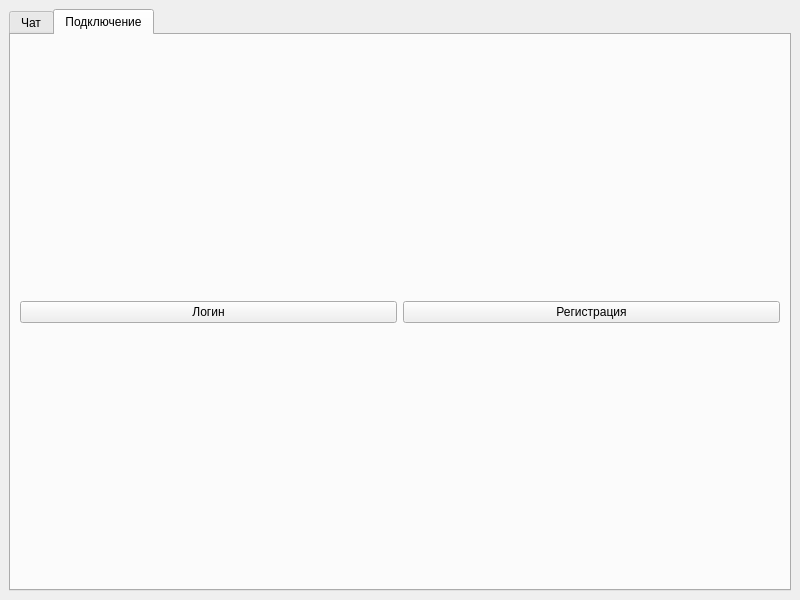
Above: client/client.ui from YFender/Messenger before the change. Below: the same form after it.
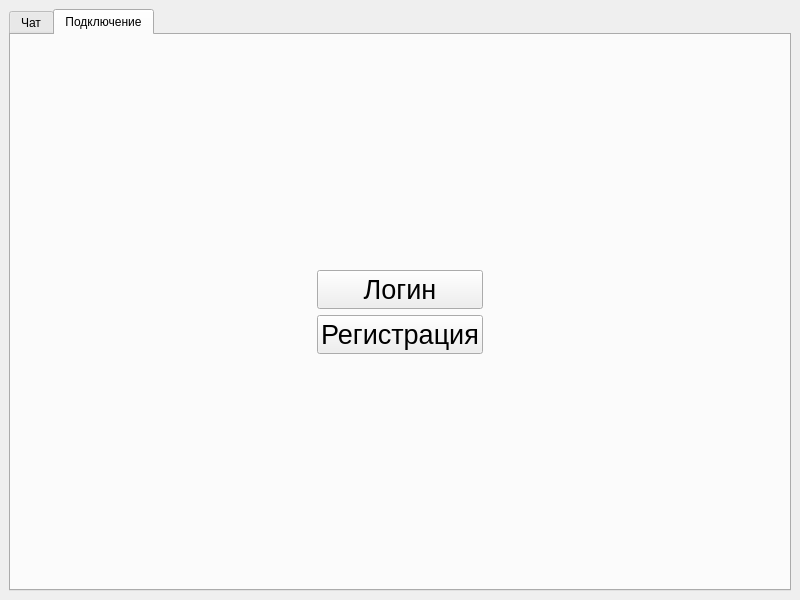
That is the form after the change. The open tabs and pages were chosen to show the change.

The edit to the form file:
```diff
--- a/client/client.ui
+++ b/client/client.ui
@@ -18,16 +18,16 @@
   </property>
   <property name="maximumSize">
    <size>
-    <width>800</width>
-    <height>600</height>
+    <width>16777215</width>
+    <height>16777215</height>
    </size>
   </property>
   <property name="windowTitle">
    <string>MainWindow</string>
   </property>
   <widget class="QWidget" name="centralwidget">
-   <layout class="QHBoxLayout" name="horizontalLayout_2">
-    <item>
+   <layout class="QGridLayout" name="gridLayout">
+    <item row="0" column="0">
      <layout class="QHBoxLayout" name="horizontalLayout">
       <item>
        <widget class="QTabWidget" name="tabWidget">
@@ -44,9 +44,9 @@
          <attribute name="title">
           <string>Чат</string>
          </attribute>
-         <layout class="QGridLayout" name="gridLayout">
-          <item row="2" column="1">
-           <widget class="QPushButton" name="pushButton_2">
+         <layout class="QGridLayout" name="gridLayout_3">
+          <item row="4" column="2" colspan="5">
+           <widget class="QLineEdit" name="lineEdit_message">
             <property name="minimumSize">
              <size>
               <width>0</width>
@@ -112,20 +112,108 @@
           <string>Подключение</string>
          </attribute>
          <layout class="QGridLayout" name="gridLayout_2">
-          <item row="0" column="0">
+          <item row="1" column="1">
            <widget class="QPushButton" name="login_pushbutton">
+            <property name="font">
+             <font>
+              <pointsize>20</pointsize>
+             </font>
+            </property>
             <property name="text">
              <string>Логин</string>
             </property>
            </widget>
           </item>
-          <item row="0" column="1">
+          <item row="2" column="1">
            <widget class="QPushButton" name="reg_pushbutton">
+            <property name="font">
+             <font>
+              <pointsize>20</pointsize>
+             </font>
+            </property>
             <property name="text">
              <string>Регистрация</string>
             </property>
            </widget>
           </item>
+          <item row="3" column="1">
+           <spacer name="verticalSpacer_2">
+            <property name="orientation">
+             <enum>Qt::Vertical</enum>
+            </property>
+            <property name="sizeHint" stdset="0">
+             <size>
+              <width>20</width>
+              <height>40</height>
+             </size>
+            </property>
+           </spacer>
+          </item>
+          <item row="1" column="0">
+           <spacer name="horizontalSpacer">
+            <property name="orientation">
+             <enum>Qt::Horizontal</enum>
+            </property>
+            <property name="sizeHint" stdset="0">
+             <size>
+              <width>40</width>
+              <height>20</height>
+             </size>
+            </property>
+           </spacer>
+          </item>
+          <item row="0" column="1">
+           <spacer name="verticalSpacer">
+            <property name="orientation">
+             <enum>Qt::Vertical</enum>
+            </property>
+            <property name="sizeHint" stdset="0">
+             <size>
+              <width>20</width>
+              <height>40</height>
+             </size>
+            </property>
+           </spacer>
+          </item>
+          <item row="1" column="2">
+           <spacer name="horizontalSpacer_2">
+            <property name="orientation">
+             <enum>Qt::Horizontal</enum>
+            </property>
+            <property name="sizeHint" stdset="0">
+             <size>
+              <width>40</width>
+              <height>20</height>
+             </size>
+            </property>
+           </spacer>
+          </item>
+          <item row="2" column="0">
+           <spacer name="horizontalSpacer_3">
+            <property name="orientation">
+             <enum>Qt::Horizontal</enum>
+            </property>
+            <property name="sizeHint" stdset="0">
+             <size>
+              <width>40</width>
+              <height>20</height>
+             </size>
+            </property>
+           </spacer>
+          </item>
+          <item row="2" column="2">
+           <spacer name="horizontalSpacer_4">
+            <property name="orientation">
+             <enum>Qt::Horizontal</enum>
+            </property>
+            <property name="sizeHint" stdset="0">
+             <size>
+              <width>40</width>
+              <height>20</height>
+             </size>
+            </property>
+           </spacer>
+          </item>
          </layout>
         </widget>
        </widget>
```
Left out of the diff: 78 changed lines with no effect on the pictures.
